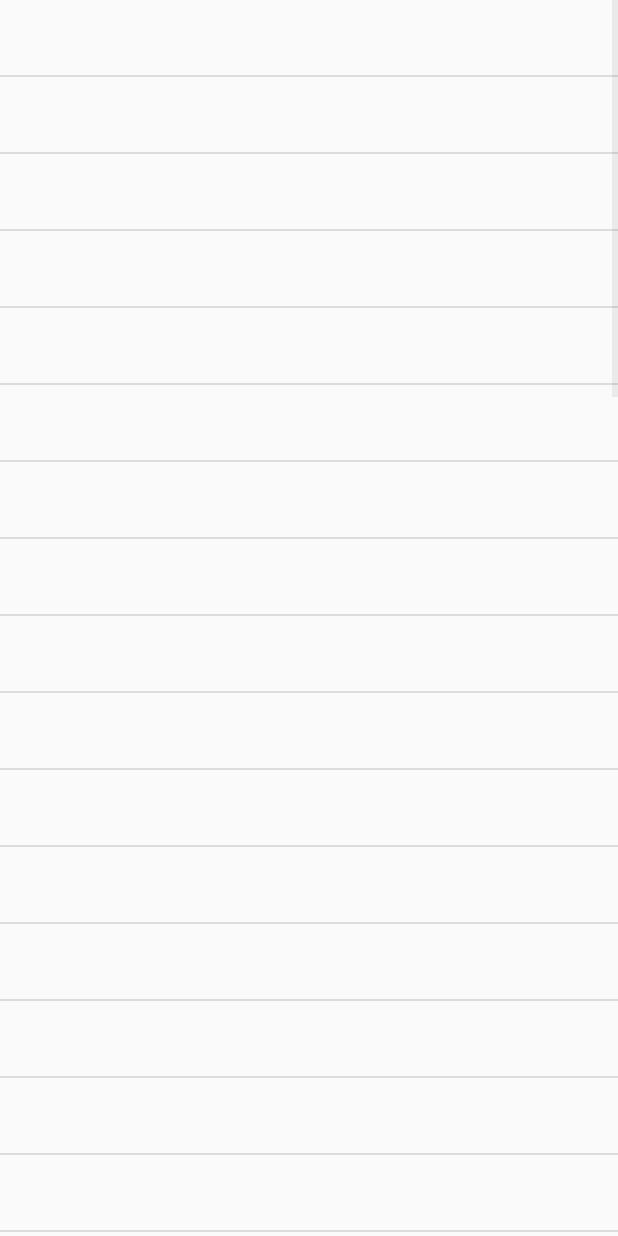
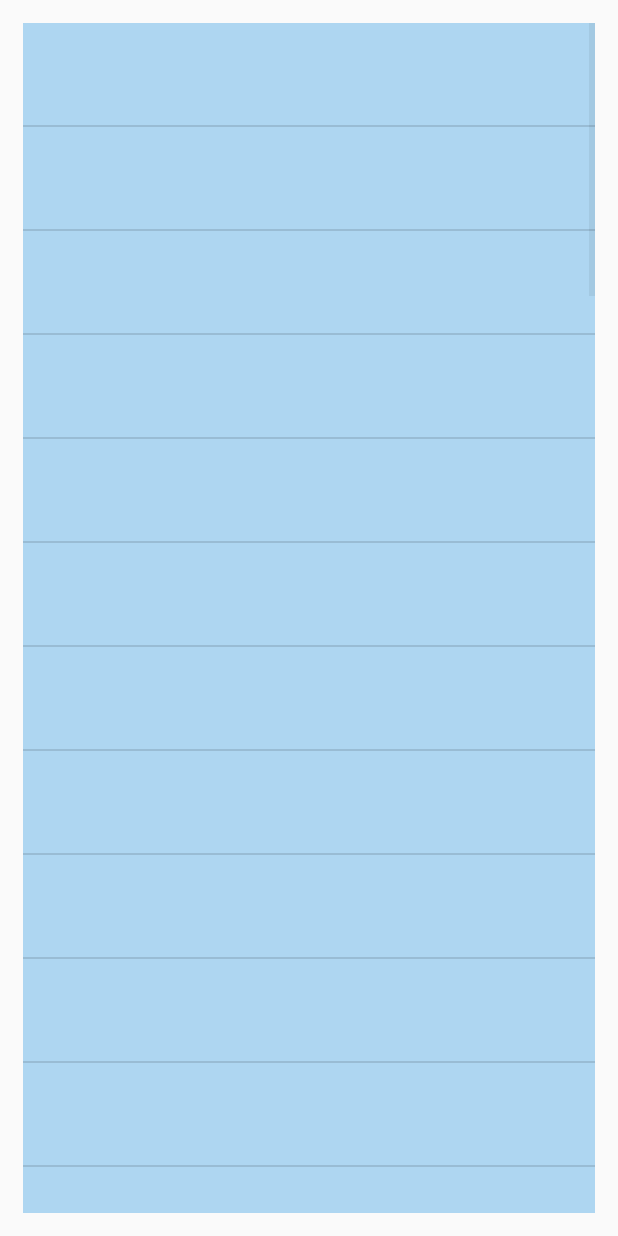
Before and after one commit to Hack-Frenzy/GetItTracked, an Android app: the dialogue_fragment screen opened directly, with no data from a screen before it, on a phone screen of 412 x 824 dp. Run offline under Robolectric (Android 15) with nearby library versions, the phone set to English and light mode, and no system bars; our stand-ins replace Firebase (no records; nobody signed in at launch, a user with empty details on screens opened directly); 1 statement that could not run was skipped.

Commit message:
layout_changes

```diff
--- a/app/src/main/res/layout/dialogue_fragment.xml
+++ b/app/src/main/res/layout/dialogue_fragment.xml
@@ -6,5 +6,8 @@
     android:layout_width="match_parent"
     android:layout_height="wrap_content"
     android:id="@+id/list"
+    android:layout_margin="15dp"
+    android:background="#aed6f1"
+
     />
 </RelativeLayout>
--- a/app/src/main/res/layout/item.xml
+++ b/app/src/main/res/layout/item.xml
@@ -6,14 +6,21 @@
 
     <TextView
         android:id="@+id/tion"
-        android:layout_width="50dp"
-        android:layout_height="50dp"
-
+        android:layout_width="match_parent"
+        android:layout_height="wrap_content"
+        android:layout_marginTop="30dp"
+        android:textColor="#17202a"
+        android:textSize="20dp"
+        android:padding="5dp"
         android:textStyle="bold" />
     <TextView
         android:id="@+id/ans"
-        android:layout_width="fill_parent"
+        android:layout_marginTop="30dp"
+        android:layout_width="match_parent"
         android:layout_height="wrap_content"
-        android:layout_gravity="center"
+        android:textColor="#616a6b"
+        android:textSize="18dp"
+        android:layout_marginLeft="2dp"
+        android:padding="5dp"
         />
 </LinearLayout>
```
